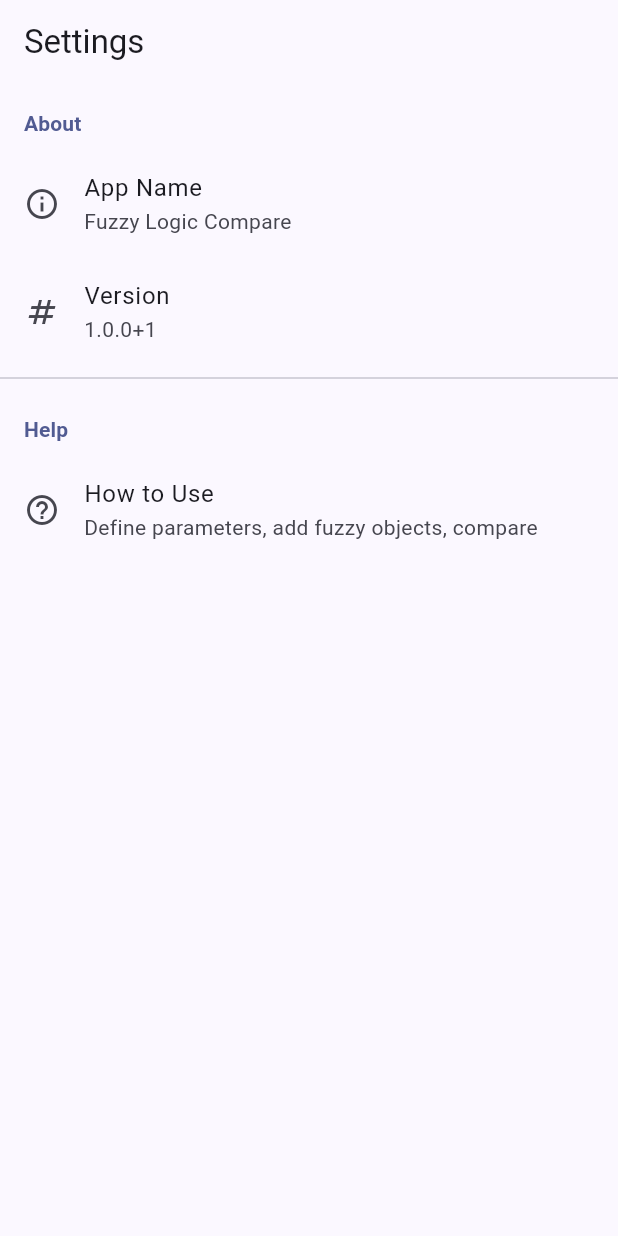
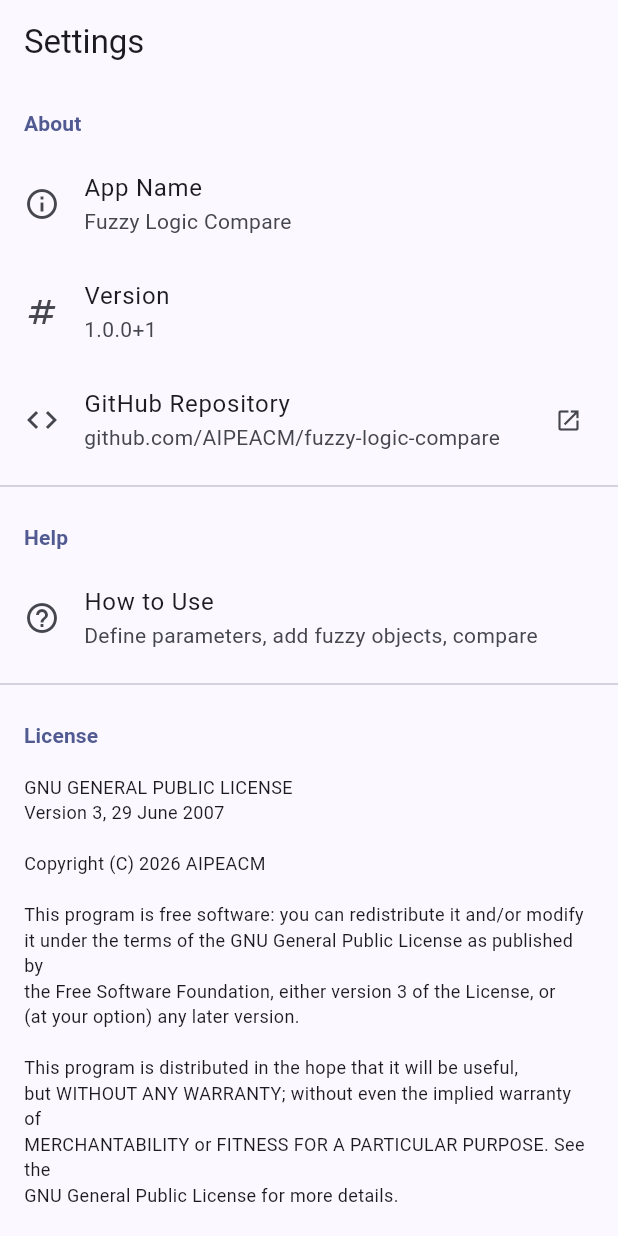
Before and after one commit to AIPEACM/fuzzy-logic-compare, a Flutter app: the SettingsScreen screen opened directly, on a phone screen of 412 x 824 dp. Run offline on Flutter 3.47's test engine with Material 3 defaults, Android fonts, the phone set to English and light mode, and no system bars; our stand-ins replace package_info_plus; missing offline and left inert: file_selector.

Commit message:
Add URL launcher functionality and display GitHub repository link in settings

```diff
--- a/lib/screens/settings_screen.dart
+++ b/lib/screens/settings_screen.dart
@@ -1,5 +1,6 @@
 import 'package:flutter/material.dart';
 import 'package:package_info_plus/package_info_plus.dart';
+import 'package:url_launcher/url_launcher.dart';
 
 class SettingsScreen extends StatefulWidget {
   const SettingsScreen({super.key});
@@ -45,6 +46,13 @@
             title: const Text('Version'),
             subtitle: Text(_version.isEmpty ? 'Loading...' : _version),
           ),
+          ListTile(
+            leading: const Icon(Icons.code),
+            title: const Text('GitHub Repository'),
+            subtitle: const Text('github.com/AIPEACM/fuzzy-logic-compare'),
+            trailing: const Icon(Icons.open_in_new, size: 18),
+            onTap: () => _launchUrl('https://github.com/AIPEACM/fuzzy-logic-compare'),
+          ),
           const Divider(),
           _buildSectionHeader('Help'),
           ListTile(
@@ -52,6 +60,31 @@
             title: const Text('How to Use'),
             subtitle: const Text('Define parameters, add fuzzy objects, compare'),
             onTap: () => _showHelpDialog(context),
+          ),
+          const Divider(),
+          _buildSectionHeader('License'),
+          const Padding(
+            padding: EdgeInsets.symmetric(horizontal: 16, vertical: 8),
+            child: SelectableText(
+              '''GNU GENERAL PUBLIC LICENSE
+Version 3, 29 June 2007
+
+Copyright (C) 2026 AIPEACM
+
+This program is free software: you can redistribute it and/or modify
+it under the terms of the GNU General Public License as published by
+the Free Software Foundation, either version 3 of the License, or
+(at your option) any later version.
+
+This program is distributed in the hope that it will be useful,
+but WITHOUT ANY WARRANTY; without even the implied warranty of
+MERCHANTABILITY or FITNESS FOR A PARTICULAR PURPOSE. See the
+GNU General Public License for more details.
+
+You should have received a copy of the GNU General Public License
+along with this program. If not, see <https://www.gnu.org/licenses/>.''',
+              style: TextStyle(fontSize: 12),
+            ),
           ),
         ],
       ),
@@ -69,6 +102,13 @@
             ),
       ),
     );
+  }
+
+  Future<void> _launchUrl(String url) async {
+    final uri = Uri.parse(url);
+    if (await canLaunchUrl(uri)) {
+      await launchUrl(uri, mode: LaunchMode.externalApplication);
+    }
   }
 
   void _showHelpDialog(BuildContext context) {
--- a/pubspec.yaml
+++ b/pubspec.yaml
@@ -39,6 +39,7 @@
   package_info_plus: ^10.1.0
   path_provider: ^2.1.5
   uuid: ^4.5.3
+  url_launcher: ^6.3.2
 
 dev_dependencies:
   flutter_test:
```
Also changed, not shown: pubspec.lock, 2 other files.
